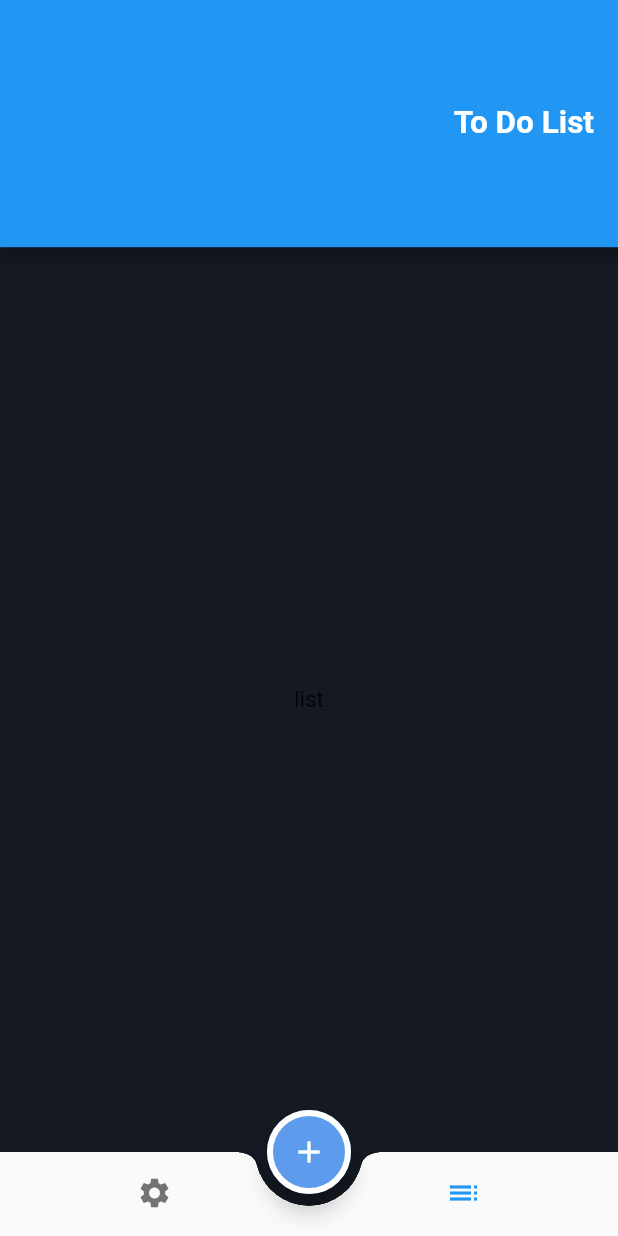
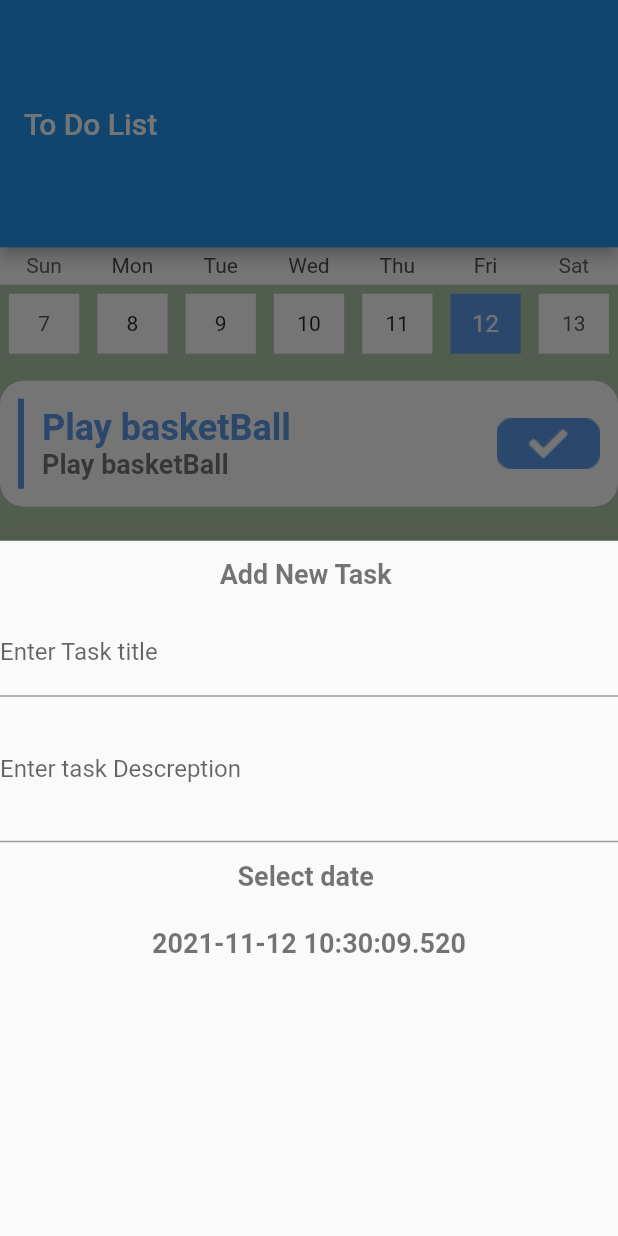
Before and after one commit to A-hmed/todo_app_thurs, a Flutter app: the screen it shows after launch, after a tap on the "add" icon, on a phone screen of 412 x 824 dp. Run offline on Flutter 3.47's test engine with Material 2 defaults, Android fonts, the phone set to English and light mode, and no system bars; drawn by our look-alikes of flutter_slidable, table_calendar; generated files the repository leaves out were written again.

Commit message:
finished list tab ui

```diff
--- /dev/null
+++ b/lib/Home/AddTaskBottomSheet.dart
@@ -0,0 +1,60 @@
+import 'package:flutter/material.dart';
+
+class AddTaskBottomSheet extends StatefulWidget {
+
+
+  @override
+  _AddTaskBottomSheetState createState() => _AddTaskBottomSheetState();
+}
+
+class _AddTaskBottomSheetState extends State<AddTaskBottomSheet> {
+  DateTime date=DateTime.now();
+  @override
+  Widget build(BuildContext context) {
+    return  Column(
+      children: [
+        Container(
+          margin: EdgeInsets.all(12),
+            child: Text('Add New Task ',style: Theme.of(context).textTheme.headline2,)),
+
+        TextField(
+          decoration: InputDecoration(
+            labelText: 'Enter Task title',
+          ),
+        ),
+        TextField(
+          decoration: InputDecoration(
+            labelText: 'Enter task Descreption',
+          ),
+          minLines: 3,
+          maxLines: 3,
+        ),
+        InkWell(
+           onTap: (){
+             showMyDatePicker();
+           },
+          child: Container(
+              margin: EdgeInsets.all(12),
+              child: Text('Select date ',style: Theme.of(context).textTheme.headline2,)),
+        ),
+        Container(
+            margin: EdgeInsets.all(12),
+            child: Text(date.toString(),style: Theme.of(context).textTheme.headline2,))
+
+      ],
+    );
+  }
+
+  void showMyDatePicker() {
+   showDatePicker(context: context,
+        initialDate: DateTime.now(),
+        firstDate: DateTime.now() ,
+        lastDate: DateTime.now().add(Duration(days: 365))).then((date) {
+
+          this.date=date;
+          setState(() {
+
+          });
+   });
+  }
+}
--- a/lib/Home/Home.dart
+++ b/lib/Home/Home.dart
@@ -1,4 +1,5 @@
 import 'package:flutter/material.dart';
+import 'package:todo_app/Home/AddTaskBottomSheet.dart';
 import 'package:todo_app/Home/ListTab/ListTab.dart';
 import 'package:todo_app/Home/SettingsTab/SettingsTab.dart';
 
@@ -29,12 +30,15 @@ class _HomeState extends State<Home> {
       floatingActionButtonLocation:FloatingActionButtonLocation.centerDocked ,
       floatingActionButton: FloatingActionButton(
         backgroundColor:Theme.of(context).primaryColor,
-        onPressed: (){},
+        onPressed: (){
+          showAddTaskBottomSheet();
+        },
         child:Icon(Icons.add,color: Colors.white,),
         shape: StadiumBorder(
             side: BorderSide(color:Colors.white, width: 4)),
       ),
       bottomNavigationBar: BottomAppBar(
+
         notchMargin: 8,
         clipBehavior:Clip.hardEdge,
         shape: CircularNotchedRectangle(),
@@ -42,7 +46,6 @@ class _HomeState extends State<Home> {
           onTap: (index){
             currentIndex=index;
             setState(() {
-
             });
           },
           currentIndex: currentIndex,
@@ -57,4 +60,10 @@ class _HomeState extends State<Home> {
     );
   }
 
+  void showAddTaskBottomSheet() {
+     showModalBottomSheet( elevation:100,clipBehavior:Clip.antiAlias,context: context, builder:(context){
+       return AddTaskBottomSheet();
+     } );
+  }
+
 }
--- a/lib/Home/ListTab/ListTab.dart
+++ b/lib/Home/ListTab/ListTab.dart
@@ -1,12 +1,57 @@
 import 'package:flutter/material.dart';
+import 'package:provider/provider.dart';
+import 'package:table_calendar/table_calendar.dart';
+import 'package:todo_app/Providers/AppConfigProvider.dart';
 
-class ListTab extends StatelessWidget {
+import 'TodoItem.dart';
+
+class ListTab extends StatefulWidget {
   const ListTab({Key key}) : super(key: key);
 
   @override
+  _ListTabState createState() => _ListTabState();
+}
+
+class _ListTabState extends State<ListTab> {
+
+  DateTime selectedDay=DateTime.now();
+  DateTime focusedDay=DateTime.now();
+  @override
   Widget build(BuildContext context) {
-    return Center(
-      child: Text('list'),
-    );
+    AppConfigProvider provider=Provider.of(context);
+    return Column(children: [
+      TableCalendar(
+        firstDay:DateTime.now().subtract(Duration(days: 365)) ,
+        lastDay: DateTime.now().add(Duration(days: 365)),
+        focusedDay: focusedDay,
+         headerVisible: false,
+        selectedDayPredicate: (day) {
+          return isSameDay(selectedDay, day);
+        },
+        onDaySelected: (selectedDay, focusedDay) {
+          setState(() {
+            this.selectedDay = selectedDay;
+            this.focusedDay = focusedDay; // update `_focusedDay` here as well
+          });
+        },
+        daysOfWeekHeight: 25,
+        locale:provider.appLanguage,
+        calendarFormat: CalendarFormat.week,
+        daysOfWeekStyle: DaysOfWeekStyle(decoration: BoxDecoration(color: Colors.white)),
+        calendarStyle: CalendarStyle(
+          weekendDecoration: BoxDecoration(color: Colors.white),
+           defaultDecoration: BoxDecoration(color:Colors.white )
+            ,selectedDecoration:BoxDecoration(color: Theme.of(context).primaryColor),
+          isTodayHighlighted: false
+        ),
+      ),
+      Expanded(
+        child: ListView.builder(
+            itemCount: 10,
+            itemBuilder: (context,index){
+          return TodoItem();
+        }),
+      )
+    ]);
   }
 }
--- /dev/null
+++ b/lib/Home/ListTab/TodoItem.dart
@@ -0,0 +1,71 @@
+import 'package:flutter/material.dart';
+import 'package:flutter_slidable/flutter_slidable.dart';
+import 'package:provider/provider.dart';
+import 'package:todo_app/Providers/AppConfigProvider.dart';
+
+class TodoItem extends StatelessWidget {
+  @override
+  Widget build(BuildContext context) {
+    AppConfigProvider provider=Provider.of(context);
+    return Slidable(
+
+      child: Container(
+        margin: EdgeInsets.only(top: 12,bottom: 12),
+        padding: EdgeInsets.all(12),
+        decoration: BoxDecoration(
+            color: provider.themeMode==ThemeMode.light?Colors.white:Color(0xff0c1940),
+            borderRadius: BorderRadius.circular(16)),
+        child: Row(
+          children: [
+            Container(
+              margin: EdgeInsets.only(right:provider.appLanguage=='en'?12:0 ),
+              color: Theme.of(context).primaryColor,
+              width: 4,
+              height: 60,
+            ),
+            Column(
+              crossAxisAlignment: CrossAxisAlignment.start,
+              children: [
+                Text('Play basketBall',style:TextStyle(fontWeight: FontWeight.bold,fontSize: 24,color: Theme.of(context).primaryColor) ,),
+                Text('Play basketBall',style:Theme.of(context).textTheme.headline2 )
+              ],
+            ),
+            Spacer(),
+            Image.asset('assets/icon_check.png')
+          ],
+        ),
+      ),
+
+      startActionPane: ActionPane(
+        extentRatio: .3,
+        motion:StretchMotion(),
+        children: [
+          Expanded(
+            child: Container(
+              margin: EdgeInsets.only(top: 12,bottom: 12),
+              decoration: BoxDecoration(
+                  color: Colors.red,
+                  borderRadius: BorderRadius.only(
+                      topRight: Radius.circular(12),
+                      bottomRight: Radius.circular(12))),
+              child: Column(
+                mainAxisAlignment: MainAxisAlignment.center,
+                children: [
+                  Icon(
+                    Icons.delete,
+                    color: Colors.white,
+                    size: 30,
+                  ),
+                  Text(
+                    'Delete',
+                    style: TextStyle(fontSize: 16, color: Colors.white),
+                  )
+                ],
+              ),
+            ),
+          )
+        ],
+      ),
+    );
+  }
+}
--- a/lib/MyTheme.dart
+++ b/lib/MyTheme.dart
@@ -7,10 +7,15 @@ class MyThemeData{
     accentColor: Color.fromRGBO(184, 210, 180, 1.0),
    scaffoldBackgroundColor: Color(0xffb1cbaa),
   textTheme:TextTheme(
+
     headline1: TextStyle(
       fontSize:14,
       fontWeight: FontWeight.bold
-    )
+    ),
+        headline2: TextStyle(
+      fontSize:18,
+      fontWeight: FontWeight.w600
+  )
   ),
   );
       static ThemeData darkTheme=ThemeData(
@@ -22,6 +27,11 @@ class MyThemeData{
               color: Colors.white,
                 fontSize:14,
                 fontWeight: FontWeight.bold
+            ),
+            headline2: TextStyle(
+                color: Colors.white,
+                fontSize:18,
+                fontWeight: FontWeight.w600
             )
         ),
   );
--- a/lib/Providers/AppConfigProvider.dart
+++ b/lib/Providers/AppConfigProvider.dart
@@ -2,8 +2,8 @@ import 'package:flutter/material.dart';
 
 class AppConfigProvider extends ChangeNotifier{
 
-  String appLanguage='ar';
-   ThemeMode themeMode=ThemeMode.dark;
+  String appLanguage='en';
+   ThemeMode themeMode=ThemeMode.light;
 
   void setNewLanguage(String newLang){
     if(appLanguage== newLang) return ;
```
Also changed, not shown: pubspec.yaml (+4 -3 lines), assets/2.0x/icon_check@2x.png (added), assets/3.0x/icon_check@3x.png (added), assets/icon_check.png (added), pubspec.lock.
